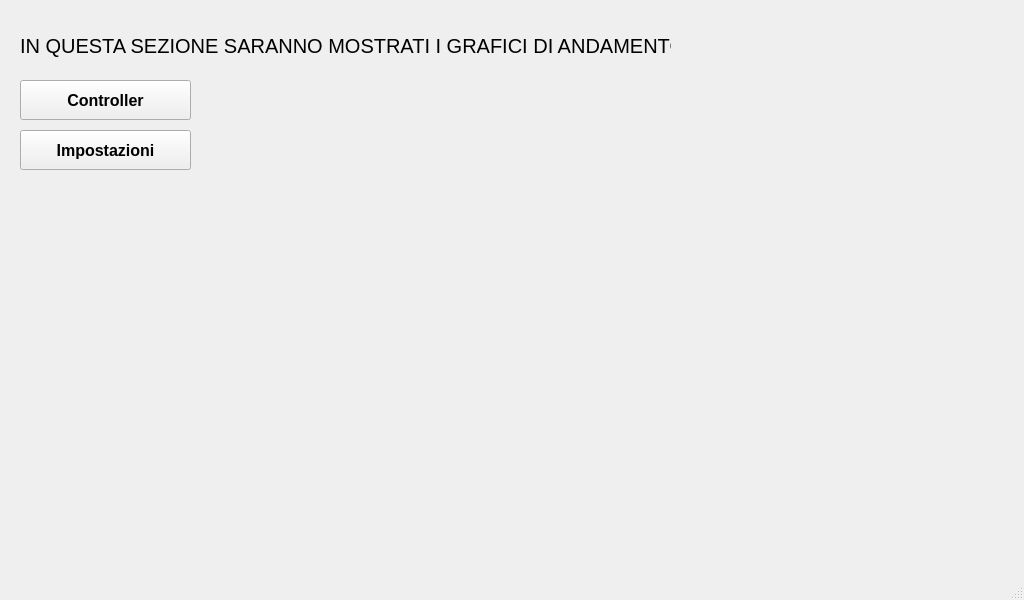
Old version of the form ui/interface.ui in the repository manuelzanaboni/RPi-oven-controller.
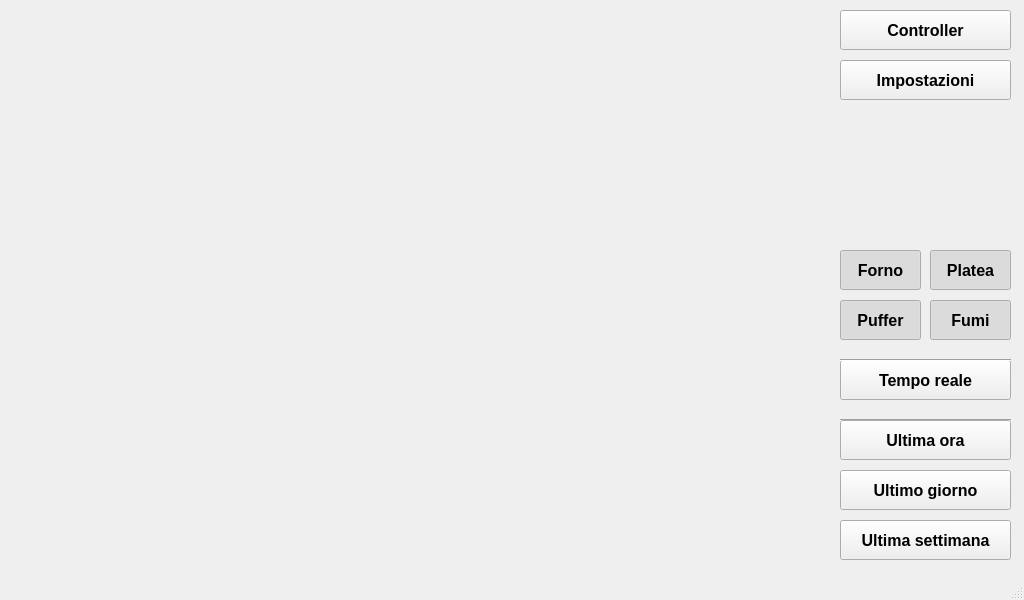
New version of the form. The open tabs and pages were chosen to show the change. Icons and pictures are not drawn.

Commit message: Implemented Charts

```diff
--- a/ui/interface.ui
+++ b/ui/interface.ui
@@ -1477,8 +1477,8 @@
      <widget class="QPushButton" name="charts_controllerButton">
       <property name="geometry">
        <rect>
-        <x>20</x>
-        <y>80</y>
+        <x>840</x>
+        <y>10</y>
         <width>171</width>
         <height>40</height>
        </rect>
@@ -1503,8 +1503,8 @@
      <widget class="QPushButton" name="charts_settingsButton">
       <property name="geometry">
        <rect>
-        <x>20</x>
-        <y>130</y>
+        <x>840</x>
+        <y>60</y>
         <width>171</width>
         <height>40</height>
        </rect>
@@ -1526,22 +1526,289 @@
        <bool>false</bool>
       </property>
      </widget>
-     <widget class="QLabel" name="chartsLabel">
+     <widget class="QPushButton" name="charts_realTimeButton">
       <property name="geometry">
        <rect>
-        <x>20</x>
-        <y>30</y>
-        <width>651</width>
-        <height>31</height>
+        <x>840</x>
+        <y>360</y>
+        <width>171</width>
+        <height>40</height>
        </rect>
       </property>
       <property name="font">
        <font>
-        <pointsize>15</pointsize>
+        <pointsize>12</pointsize>
+        <weight>75</weight>
+        <bold>true</bold>
        </font>
       </property>
       <property name="text">
-       <string>IN QUESTA SEZIONE SARANNO MOSTRATI I GRAFICI DI ANDAMENTO.</string>
+       <string>Tempo reale</string>
+      </property>
+      <property name="checkable">
+       <bool>true</bool>
+      </property>
+      <property name="flat">
+       <bool>false</bool>
+      </property>
+     </widget>
+     <widget class="QWidget" name="gridLayoutWidget_2">
+      <property name="geometry">
+       <rect>
+        <x>10</x>
+        <y>10</y>
+        <width>811</width>
+        <height>551</height>
+       </rect>
+      </property>
+      <layout class="QGridLayout" name="chartsLayout">
+       <property name="sizeConstraint">
+        <enum>QLayout::SetMaximumSize</enum>
+       </property>
+      </layout>
+     </widget>
+     <widget class="QPushButton" name="charts_ovenSerieButton">
+      <property name="geometry">
+       <rect>
+        <x>840</x>
+        <y>250</y>
+        <width>81</width>
+        <height>40</height>
+       </rect>
+      </property>
+      <property name="font">
+       <font>
+        <pointsize>12</pointsize>
+        <weight>75</weight>
+        <bold>true</bold>
+       </font>
+      </property>
+      <property name="focusPolicy">
+       <enum>Qt::NoFocus</enum>
+      </property>
+      <property name="text">
+       <string>Forno</string>
+      </property>
+      <property name="checkable">
+       <bool>true</bool>
+      </property>
+      <property name="checked">
+       <bool>true</bool>
+      </property>
+      <property name="flat">
+       <bool>false</bool>
+      </property>
+     </widget>
+     <widget class="QPushButton" name="charts_floorSerieButton">
+      <property name="geometry">
+       <rect>
+        <x>930</x>
+        <y>250</y>
+        <width>81</width>
+        <height>40</height>
+       </rect>
+      </property>
+      <property name="font">
+       <font>
+        <pointsize>12</pointsize>
+        <weight>75</weight>
+        <bold>true</bold>
+       </font>
+      </property>
+      <property name="focusPolicy">
+       <enum>Qt::NoFocus</enum>
+      </property>
+      <property name="text">
+       <string>Platea</string>
+      </property>
+      <property name="checkable">
+       <bool>true</bool>
+      </property>
+      <property name="checked">
+       <bool>true</bool>
+      </property>
+      <property name="flat">
+       <bool>false</bool>
+      </property>
+     </widget>
+     <widget class="QPushButton" name="charts_pufferSerieButton">
+      <property name="geometry">
+       <rect>
+        <x>840</x>
+        <y>300</y>
+        <width>81</width>
+        <height>40</height>
+       </rect>
+      </property>
+      <property name="font">
+       <font>
+        <pointsize>12</pointsize>
+        <weight>75</weight>
+        <bold>true</bold>
+       </font>
+      </property>
+      <property name="focusPolicy">
+       <enum>Qt::NoFocus</enum>
+      </property>
+      <property name="text">
+       <string>Puffer</string>
+      </property>
+      <property name="checkable">
+       <bool>true</bool>
+      </property>
+      <property name="checked">
+       <bool>true</bool>
+      </property>
+      <property name="flat">
+       <bool>false</bool>
+      </property>
+     </widget>
+     <widget class="QPushButton" name="charts_fumesSerieButton">
+      <property name="geometry">
+       <rect>
+        <x>930</x>
+        <y>300</y>
+        <width>81</width>
+        <height>40</height>
+       </rect>
+      </property>
+      <property name="font">
+       <font>
+        <pointsize>12</pointsize>
+        <weight>75</weight>
+        <bold>true</bold>
+       </font>
+      </property>
+      <property name="focusPolicy">
+       <enum>Qt::NoFocus</enum>
+      </property>
+      <property name="text">
+       <string>Fumi</string>
+      </property>
+      <property name="checkable">
+       <bool>true</bool>
+      </property>
+      <property name="checked">
+       <bool>true</bool>
+      </property>
+      <property name="flat">
+       <bool>false</bool>
+      </property>
+     </widget>
+     <widget class="Line" name="line_4">
+      <property name="geometry">
+       <rect>
+        <x>840</x>
+        <y>350</y>
+        <width>171</width>
+        <height>20</height>
+       </rect>
+      </property>
+      <property name="orientation">
+       <enum>Qt::Horizontal</enum>
+      </property>
+     </widget>
+     <widget class="Line" name="line_5">
+      <property name="geometry">
+       <rect>
+        <x>840</x>
+        <y>410</y>
+        <width>171</width>
+        <height>20</height>
+       </rect>
+      </property>
+      <property name="orientation">
+       <enum>Qt::Horizontal</enum>
+      </property>
+     </widget>
+     <widget class="QPushButton" name="charts_lastHourButton">
+      <property name="geometry">
+       <rect>
+        <x>840</x>
+        <y>420</y>
+        <width>171</width>
+        <height>40</height>
+       </rect>
+      </property>
+      <property name="font">
+       <font>
+        <pointsize>12</pointsize>
+        <weight>75</weight>
+        <bold>true</bold>
+       </font>
+      </property>
+      <property name="focusPolicy">
+       <enum>Qt::NoFocus</enum>
+      </property>
+      <property name="text">
+       <string>Ultima ora</string>
+      </property>
+      <property name="checkable">
+       <bool>true</bool>
+      </property>
+      <property name="flat">
+       <bool>false</bool>
+      </property>
+     </widget>
+     <widget class="QPushButton" name="charts_lastDayButton">
+      <property name="geometry">
+       <rect>
+        <x>840</x>
+        <y>470</y>
+        <width>171</width>
+        <height>40</height>
+       </rect>
+      </property>
+      <property name="font">
+       <font>
+        <pointsize>12</pointsize>
+        <weight>75</weight>
+        <bold>true</bold>
+       </font>
+      </property>
+      <property name="focusPolicy">
+       <enum>Qt::NoFocus</enum>
+      </property>
+      <property name="text">
+       <string>Ultimo giorno</string>
+      </property>
+      <property name="checkable">
+       <bool>true</bool>
+      </property>
+      <property name="flat">
+       <bool>false</bool>
+      </property>
+     </widget>
+     <widget class="QPushButton" name="charts_lastWeekButton">
+      <property name="geometry">
+       <rect>
+        <x>840</x>
+        <y>520</y>
+        <width>171</width>
+        <height>40</height>
+       </rect>
+      </property>
+      <property name="font">
+       <font>
+        <pointsize>12</pointsize>
+        <weight>75</weight>
+        <bold>true</bold>
+       </font>
+      </property>
+      <property name="focusPolicy">
+       <enum>Qt::NoFocus</enum>
+      </property>
+      <property name="text">
+       <string>Ultima settimana</string>
+      </property>
+      <property name="checkable">
+       <bool>true</bool>
+      </property>
+      <property name="checked">
+       <bool>false</bool>
+      </property>
+      <property name="flat">
+       <bool>false</bool>
       </property>
      </widget>
     </widget>
```
Left out of the diff: 3 changed lines with no effect on the pictures. The commit also changes 7 other files.
